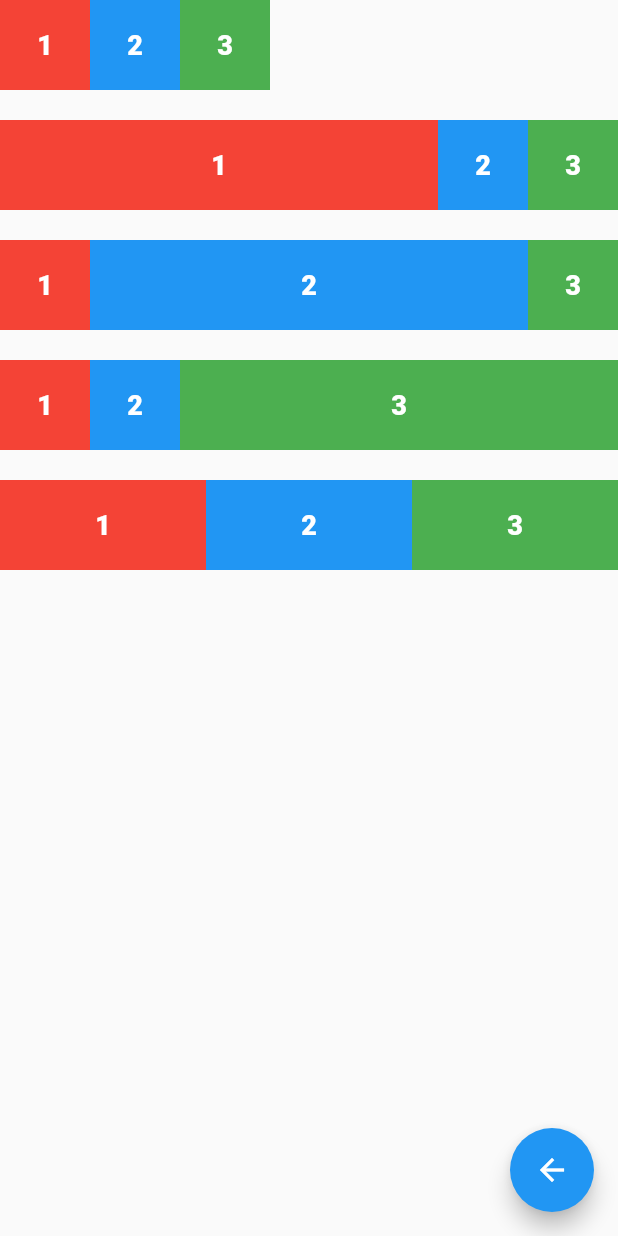
After one commit to yancechen/cyy_widget_week, a Flutter app: the ExpandedPage screen opened by its route, on a phone screen of 412 x 824 dp. The commit adds this screen. Run offline on Flutter 3.47's test engine with Material 2 defaults, Android fonts, the phone set to English and light mode, and no system bars.

Commit message:
add Expanded.

```diff
--- a/lib/main.dart
+++ b/lib/main.dart
@@ -1,3 +1,4 @@
+import 'package:cyy_widget_week/widgets/expanded_page.dart';
 import 'package:cyy_widget_week/widgets/safeArea_page.dart';
 import 'package:flutter/material.dart';
 
@@ -18,6 +19,7 @@ class MyApp extends StatelessWidget {
       home: const MyHomePage(title: 'Widget of the Week'),
       routes: {
         SafeAreaPage.routeName: (context) => const SafeAreaPage(),
+        ExpandedPage.routeName: (context) => const ExpandedPage(),
       },
     );
   }
@@ -37,15 +39,17 @@ class _MyHomePageState extends State<MyHomePage> {
     return InkWell(
       onTap: () {},
       child: Card(
-        margin: const EdgeInsets.all(10.0),
+        margin: const EdgeInsets.fromLTRB(10.0, 15.0, 15.0, 0.0),
         elevation: 5.0,
+        shape: const RoundedRectangleBorder(
+          borderRadius: BorderRadius.all(Radius.circular(10.0)),
+        ),
         child: InkWell(
           splashColor: Colors.blue.withAlpha(30),
           onTap: () {
             Navigator.pushNamed(context, routeName);
           },
           child: SizedBox(
-            height: 100.0,
             child: Column(
               crossAxisAlignment: CrossAxisAlignment.start,
               children: [
@@ -81,7 +85,10 @@ class _MyHomePageState extends State<MyHomePage> {
       ),
       body: ListView(
         children: [
-          _tile('SafeArea', '安全区域', SafeAreaPage.routeName),
+          _tile('SafeArea', 'SafeArea 工具可以避免讨厌的消息通知栏和不规则的手机屏幕干扰 UI 的正常显示。',
+              SafeAreaPage.routeName),
+          _tile('Expanded', 'Expanded 将改变发送给行和列的子项的约束，指示它们填补可用的空间。',
+              ExpandedPage.routeName),
         ],
       ), // This trailing comma makes auto-formatting nicer for build methods.
     );
--- /dev/null
+++ b/lib/widgets/expanded_page.dart
@@ -0,0 +1,279 @@
+import 'package:flutter/material.dart';
+
+class ExpandedPage extends StatefulWidget {
+  const ExpandedPage({Key? key}) : super(key: key);
+
+  static const routeName = '/expandedPage';
+
+  @override
+  State<ExpandedPage> createState() => _ExpandedPageState();
+}
+
+class _ExpandedPageState extends State<ExpandedPage> {
+  final String title = 'Expanded';
+
+  @override
+  Widget build(BuildContext context) {
+    return Scaffold(
+        body: SafeArea(
+          child: Column(
+            children: [
+              Row(
+                children: [
+                  Container(
+                    height: 60,
+                    width: 60,
+                    color: Colors.red,
+                    child: const Center(
+                      child: Text(
+                        '1',
+                        style: TextStyle(
+                            color: Colors.white,
+                            fontSize: 18.0,
+                            fontWeight: FontWeight.w900),
+                      ),
+                    ),
+                  ),
+                  Container(
+                    height: 60,
+                    width: 60,
+                    color: Colors.blue,
+                    child: const Center(
+                      child: Text(
+                        '2',
+                        style: TextStyle(
+                            color: Colors.white,
+                            fontSize: 18.0,
+                            fontWeight: FontWeight.w900),
+                      ),
+                    ),
+                  ),
+                  Container(
+                    height: 60,
+                    width: 60,
+                    color: Colors.green,
+                    child: const Center(
+                      child: Text(
+                        '3',
+                        style: TextStyle(
+                            color: Colors.white,
+                            fontSize: 18.0,
+                            fontWeight: FontWeight.w900),
+                      ),
+                    ),
+                  )
+                ],
+              ),
+              const SizedBox(
+                height: 20.0,
+              ),
+              Row(
+                children: [
+                  Expanded(
+                      child: Container(
+                    height: 60,
+                    width: 60,
+                    color: Colors.red,
+                    child: const Center(
+                      child: Text(
+                        '1',
+                        style: TextStyle(
+                            color: Colors.white,
+                            fontSize: 18.0,
+                            fontWeight: FontWeight.w900),
+                      ),
+                    ),
+                  )),
+                  Container(
+                    height: 60,
+                    width: 60,
+                    color: Colors.blue,
+                    child: const Center(
+                      child: Text(
+                        '2',
+                        style: TextStyle(
+                            color: Colors.white,
+                            fontSize: 18.0,
+                            fontWeight: FontWeight.w900),
+                      ),
+                    ),
+                  ),
+                  Container(
+                    height: 60,
+                    width: 60,
+                    color: Colors.green,
+                    child: const Center(
+                      child: Text(
+                        '3',
+                        style: TextStyle(
+                            color: Colors.white,
+                            fontSize: 18.0,
+                            fontWeight: FontWeight.w900),
+                      ),
+                    ),
+                  )
+                ],
+              ),
+              const SizedBox(
+                height: 20.0,
+              ),
+              Row(
+                children: [
+                  Container(
+                    height: 60,
+                    width: 60,
+                    color: Colors.red,
+                    child: const Center(
+                      child: Text(
+                        '1',
+                        style: TextStyle(
+                            color: Colors.white,
+                            fontSize: 18.0,
+                            fontWeight: FontWeight.w900),
+                      ),
+                    ),
+                  ),
+                  Expanded(
+                      child: Container(
+                    height: 60,
+                    width: 60,
+                    color: Colors.blue,
+                    child: const Center(
+                      child: Text(
+                        '2',
+                        style: TextStyle(
+                            color: Colors.white,
+                            fontSize: 18.0,
+                            fontWeight: FontWeight.w900),
+                      ),
+                    ),
+                  )),
+                  Container(
+                    height: 60,
+                    width: 60,
+                    color: Colors.green,
+                    child: const Center(
+                      child: Text(
+                        '3',
+                        style: TextStyle(
+                            color: Colors.white,
+                            fontSize: 18.0,
+                            fontWeight: FontWeight.w900),
+                      ),
+                    ),
+                  )
+                ],
+              ),
+              const SizedBox(
+                height: 20.0,
+              ),
+              Row(
+                children: [
+                  Container(
+                    height: 60,
+                    width: 60,
+                    color: Colors.red,
+                    child: const Center(
+                      child: Text(
+                        '1',
+                        style: TextStyle(
+                            color: Colors.white,
+                            fontSize: 18.0,
+                            fontWeight: FontWeight.w900),
+                      ),
+                    ),
+                  ),
+                  Container(
+                    height: 60,
+                    width: 60,
+                    color: Colors.blue,
+                    child: const Center(
+                      child: Text(
+                        '2',
+                        style: TextStyle(
+                            color: Colors.white,
+                            fontSize: 18.0,
+                            fontWeight: FontWeight.w900),
+                      ),
+                    ),
+                  ),
+                  Expanded(
+                      child: Container(
+                    height: 60,
+                    width: 60,
+                    color: Colors.green,
+                    child: const Center(
+                      child: Text(
+                        '3',
+                        style: TextStyle(
+                            color: Colors.white,
+                            fontSize: 18.0,
+                            fontWeight: FontWeight.w900),
+                      ),
+                    ),
+                  ))
+                ],
+              ),
+              const SizedBox(
+                height: 20.0,
+              ),
+              Row(
+                children: [
+                  Expanded(
+                      child: Container(
+                    height: 60,
+                    width: 60,
+                    color: Colors.red,
+                    child: const Center(
+                      child: Text(
+                        '1',
+                        style: TextStyle(
+                            color: Colors.white,
+                            fontSize: 18.0,
+                            fontWeight: FontWeight.w900),
+                      ),
+                    ),
+                  )),
+                  Expanded(
+                      child: Container(
+                    height: 60,
+                    width: 60,
+                    color: Colors.blue,
+                    child: const Center(
+                      child: Text(
+                        '2',
+                        style: TextStyle(
+                            color: Colors.white,
+                            fontSize: 18.0,
+                            fontWeight: FontWeight.w900),
+                      ),
+                    ),
+                  )),
+                  Expanded(
+                      child: Container(
+                    height: 60,
+                    width: 60,
+                    color: Colors.green,
+                    child: const Center(
+                      child: Text(
+                        '3',
+                        style: TextStyle(
+                            color: Colors.white,
+                            fontSize: 18.0,
+                            fontWeight: FontWeight.w900),
+                      ),
+                    ),
+                  ))
+                ],
+              ),
+            ],
+          ),
+        ),
+        floatingActionButton: FloatingActionButton(
+          onPressed: () {
+            Navigator.pop(context);
+          },
+          child: const Icon(Icons.arrow_back),
+        ));
+  }
+}
```
